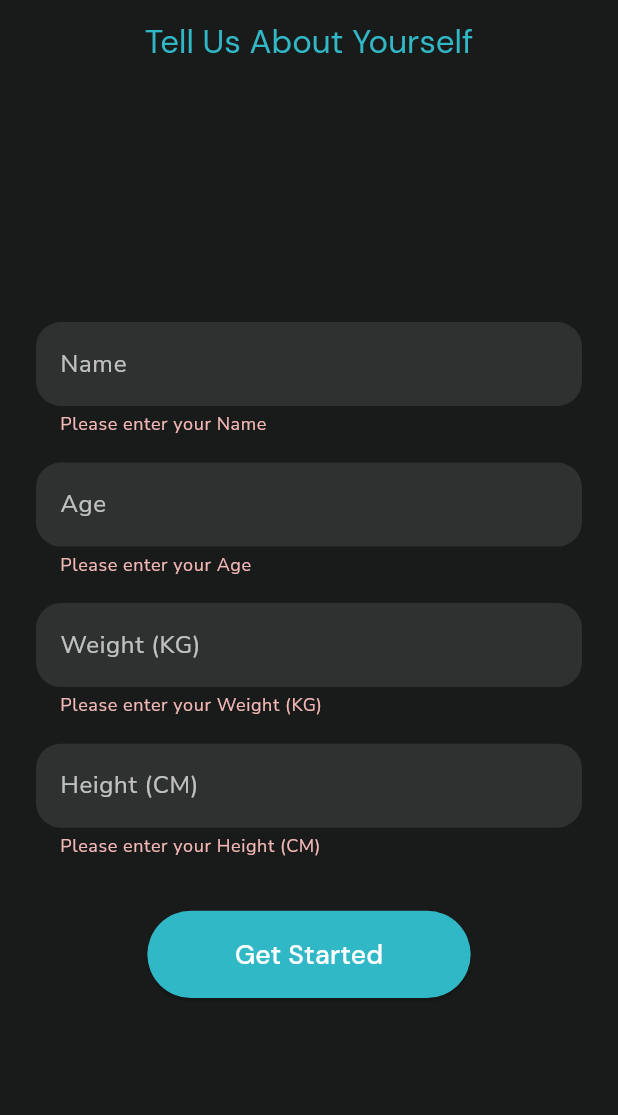
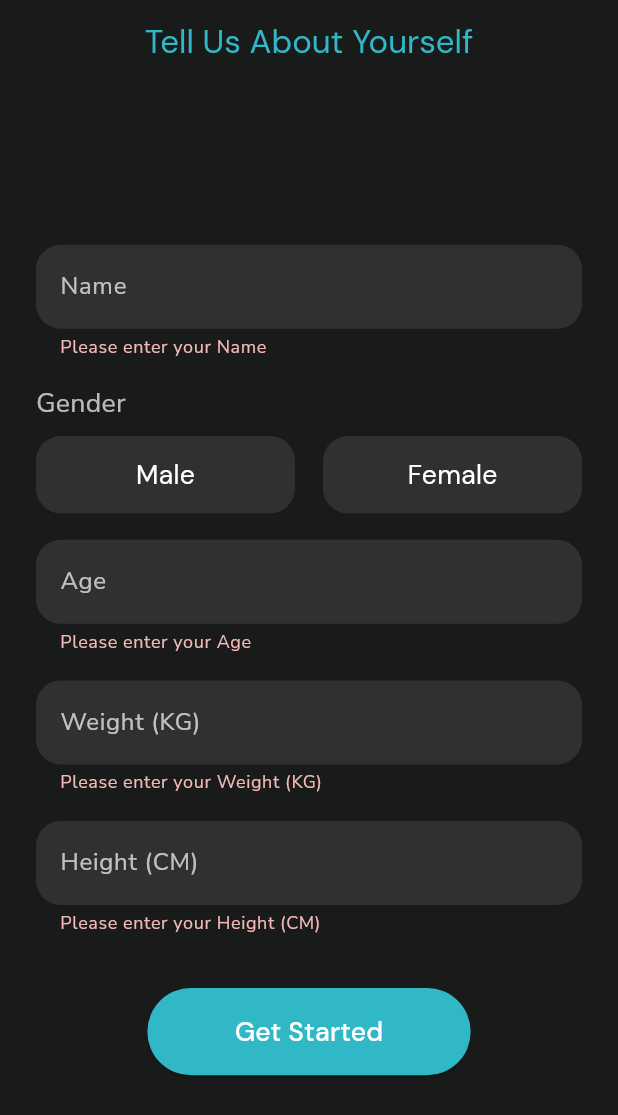
Before and after one commit to om945/business_project_wellness_ai_chatbot, a Flutter app: the screen it shows after launch, after a tap on "Get Started", on a phone screen of 412 x 824 dp. Shown: the top 1115 px of the screen. Run offline on Flutter 3.47's test engine with Material 3 defaults, Android fonts, the light colour scheme and no system bars; our stand-ins replace dash_chat_2, flutter_screenutil, google_fonts, shared_preferences.

Commit message:
Update AndroidManifest and main.dart for branding, enhance AI service with multiple API keys, and improve user profile handling with gender and BMI calculations in onboarding process.

```diff
--- a/lib/main.dart
+++ b/lib/main.dart
@@ -34,7 +34,7 @@ class MyApp extends StatelessWidget {
             minTextAdapt: true,
             splitScreenMode: true,
             builder: (context, child) => MaterialApp(
-              debugShowCheckedModeBanner: false,
+              debugShowCheckedModeBanner: true,
               title:
                   'WELLNEX AI: SMART LIFESTYLE AND NUTRITION ADVISORY SYSTEM',
               theme: notifier.lightTheam,
--- a/lib/models/storage_service.dart
+++ b/lib/models/storage_service.dart
@@ -2,6 +2,7 @@ import 'package:shared_preferences/shared_preferences.dart';
 
 class StorageService {
   static const String _nameKey = 'user_name';
+  static const String _genderKey = 'user_gender';
   static const String _ageKey = 'user_age';
   static const String _weightKey = 'user_weight';
   static const String _heightKey = 'user_height';
@@ -9,6 +10,7 @@ class StorageService {
 
   Future<void> saveUserProfile({
     required String name,
+    required String gender,
     required int age,
     required double weight,
     required double height,
@@ -17,18 +19,29 @@ class StorageService {
     await prefs.setString(_nameKey, name);
     await prefs.setInt(_ageKey, age);
     await prefs.setDouble(_weightKey, weight);
+    await prefs.setString(_genderKey, gender);
     await prefs.setDouble(_heightKey, height);
     await prefs.setBool(_onboardingCompleteKey, true);
   }
 
-
   Future<Map<String, dynamic>> getUserProfile() async {
     final prefs = await SharedPreferences.getInstance();
+    final height = prefs.getDouble(_heightKey) ?? 0.0;
+    final weight = prefs.getDouble(_weightKey) ?? 0.0;
+
+    double bmi = 0;
+    if (height > 0 && weight > 0) {
+      final heightInMeters = height / 100;
+      bmi = weight / (heightInMeters * heightInMeters);
+    }
+
     return {
       'name': prefs.getString(_nameKey) ?? '',
+      'gender': prefs.getString(_genderKey) ?? '',
       'age': prefs.getInt(_ageKey) ?? 0,
-      'weight': prefs.getDouble(_weightKey) ?? 0.0,
-      'height': prefs.getDouble(_heightKey) ?? 0.0,
+      'weight': weight,
+      'height': height,
+      'bmi': bmi,
     };
   }
 
--- /dev/null
+++ b/lib/pages/gender_selection.dart
@@ -0,0 +1,69 @@
+import 'package:flutter/material.dart';
+import 'package:flutter_screenutil/flutter_screenutil.dart';
+import 'package:wellnest_chatbot/theme/theme.dart';
+
+class GenderSelection extends StatefulWidget {
+  final Function(String) onChanged;
+
+  const GenderSelection({super.key, required this.onChanged});
+
+  @override
+  State<GenderSelection> createState() => _GenderSelectionState();
+}
+
+class _GenderSelectionState extends State<GenderSelection> {
+  String? _selectedGender;
+
+  @override
+  Widget build(BuildContext context) {
+    return Column(
+      crossAxisAlignment: CrossAxisAlignment.start,
+      children: [
+        Text(
+          'Gender',
+          style: TextStyle(color: Colors.white70, fontSize: 16.sp),
+        ),
+        SizedBox(height: 8.h),
+        Row(
+          children: [
+            _buildGenderOption('Male'),
+            SizedBox(width: 16.w),
+            _buildGenderOption('Female'),
+          ],
+        ),
+        SizedBox(height: 16.h),
+      ],
+    );
+  }
+
+  Widget _buildGenderOption(String gender) {
+    final isSelected = _selectedGender == gender;
+    return Expanded(
+      child: GestureDetector(
+        onTap: () {
+          setState(() {
+            _selectedGender = gender;
+          });
+          widget.onChanged(gender);
+        },
+        child: Container(
+          padding: EdgeInsets.symmetric(vertical: 12.h),
+          decoration: BoxDecoration(
+            color: isSelected ? blueColor : const Color(0xff2F3030),
+            borderRadius: BorderRadius.circular(15.r),
+          ),
+          child: Center(
+            child: Text(
+              gender,
+              style: TextStyle(
+                color: Colors.white,
+                fontFamily: googleFontSemiBold,
+                fontSize: 16.sp,
+              ),
+            ),
+          ),
+        ),
+      ),
+    );
+  }
+}
--- a/lib/pages/onboarding_screen.dart
+++ b/lib/pages/onboarding_screen.dart
@@ -1,7 +1,9 @@
 import 'package:flutter/material.dart';
 import 'package:flutter_screenutil/flutter_screenutil.dart';
+
 import 'package:wellnest_chatbot/models/storage_service.dart';
 import 'package:wellnest_chatbot/pages/chat_screen.dart';
+import 'package:wellnest_chatbot/pages/gender_selection.dart';
 import 'package:wellnest_chatbot/theme/theme.dart';
 
 class OnboardingScreen extends StatefulWidget {
@@ -20,8 +22,29 @@ class _OnboardingScreenState extends State<OnboardingScreen> {
   final _ageController = TextEditingController();
   final _weightController = TextEditingController();
   final _heightController = TextEditingController();
+  String? _selectedGender;
 
   bool _isLoading = false;
+  double? _bmi;
+
+  @override
+  void initState() {
+    super.initState();
+    _weightController.addListener(_calculateBmi);
+    _heightController.addListener(_calculateBmi);
+  }
+
+  void _calculateBmi() {
+    final weight = double.tryParse(_weightController.text);
+    final height = double.tryParse(_heightController.text);
+
+    if (weight != null && height != null && height > 0) {
+      final heightInMeters = height / 100;
+      setState(() {
+        _bmi = weight / (heightInMeters * heightInMeters);
+      });
+    }
+  }
 
   void _submitForm() async {
     if (_formKey.currentState!.validate()) {
@@ -31,12 +54,18 @@ class _OnboardingScreenState extends State<OnboardingScreen> {
       final age = int.parse(_ageController.text);
       final weight = double.parse(_weightController.text);
       final height = double.parse(_heightController.text);
+      final gender = _selectedGender;
+
+      if (gender == null) {
+        // Optionally show a snackbar or message to select gender
+      }
 
       await _storageService.saveUserProfile(
         name: name,
         age: age,
         weight: weight,
         height: height,
+        gender: gender!,
       );
 
       if (mounted) {
@@ -53,6 +82,8 @@ class _OnboardingScreenState extends State<OnboardingScreen> {
     _ageController.dispose();
     _weightController.dispose();
     _heightController.dispose();
+    _weightController.removeListener(_calculateBmi);
+    _heightController.removeListener(_calculateBmi);
     super.dispose();
   }
 
@@ -79,6 +110,13 @@ class _OnboardingScreenState extends State<OnboardingScreen> {
               children: [
                 _buildTextField(_nameController, 'Name', TextInputType.name),
                 SizedBox(height: 16.h),
+                GenderSelection(
+                  onChanged: (gender) {
+                    setState(() {
+                      _selectedGender = gender;
+                    });
+                  },
+                ),
                 _buildTextField(_ageController, 'Age', TextInputType.number),
                 SizedBox(height: 16.h),
                 _buildTextField(
@@ -92,6 +130,17 @@ class _OnboardingScreenState extends State<OnboardingScreen> {
                   'Height (CM)',
                   const TextInputType.numberWithOptions(decimal: true),
                 ),
+                if (_bmi != null) ...[
+                  SizedBox(height: 20.h),
+                  Text(
+                    'Your BMI: ${_bmi!.toStringAsFixed(2)}',
+                    style: TextStyle(
+                      color: blueColor,
+                      fontFamily: googleFontBold,
+                      fontSize: 18.sp,
+                    ),
+                  ),
+                ],
                 SizedBox(height: 32.h),
                 _isLoading
                     ? const CircularProgressIndicator()
@@ -144,7 +193,13 @@ class _OnboardingScreenState extends State<OnboardingScreen> {
         ),
       ),
       validator: (value) {
-        if (value == null || value.isEmpty) return 'Please enter your $label';
+        if (value == null || value.isEmpty) {
+          return 'Please enter your $label';
+        }
+        if (keyboardType == TextInputType.number &&
+            int.tryParse(value) == null) {
+          return 'Please enter a valid number';
+        }
         return null;
       },
     );
```
Also changed, not shown: lib/models/ai_service.dart (+17 -7 lines), 1 other file.
